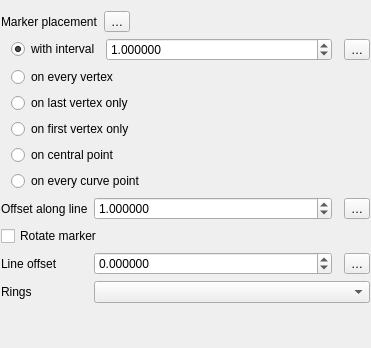
Before: the Qt Designer form src/ui/symbollayer/widget_markerline.ui in carsmie/QGIS, drawn with Qt 5.
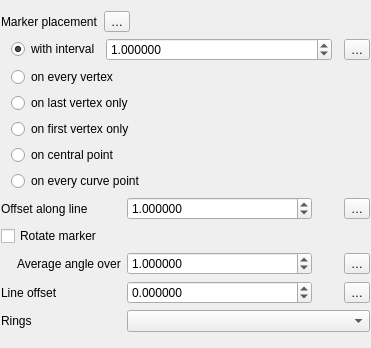
After: the same form once the commit is applied. Custom widgets are drawn as their Qt base class.

Commit message: [FEATURE] Average line angles for marker and hashed line symbology

The edit to the form file:
```diff
--- a/src/ui/symbollayer/widget_markerline.ui
+++ b/src/ui/symbollayer/widget_markerline.ui
@@ -191,7 +191,7 @@
      <property name="topMargin">
       <number>0</number>
      </property>
-     <item row="0" column="1">
+     <item row="0" column="2">
       <widget class="QgsDoubleSpinBox" name="mSpinOffsetAlongLine">
        <property name="sizePolicy">
         <sizepolicy hsizetype="Minimum" vsizetype="Fixed">
@@ -213,61 +213,37 @@
        </property>
       </widget>
      </item>
-     <item row="0" column="3">
-      <widget class="QgsPropertyOverrideButton" name="mOffsetAlongLineDDBtn">
-       <property name="text">
-        <string>…</string>
-       </property>
-      </widget>
+     <item row="4" column="2" colspan="3">
+      <widget class="QComboBox" name="mRingFilterComboBox"/>
      </item>
-     <item row="0" column="0">
-      <widget class="QLabel" name="label">
-       <property name="text">
-        <string>Offset along line</string>
-       </property>
-      </widget>
-     </item>
-     <item row="2" column="3">
+     <item row="3" column="4">
       <widget class="QgsPropertyOverrideButton" name="mLineOffsetDDBtn">
        <property name="text">
         <string>…</string>
        </property>
       </widget>
      </item>
-     <item row="0" column="2">
-      <widget class="QgsUnitSelectionWidget" name="mOffsetAlongLineUnitWidget" native="true">
-       <property name="minimumSize">
-        <size>
-         <width>0</width>
-         <height>0</height>
-        </size>
-       </property>
-       <property name="focusPolicy">
-        <enum>Qt::TabFocus</enum>
-       </property>
-      </widget>
-     </item>
-     <item row="2" column="0">
-      <widget class="QLabel" name="label_3">
-       <property name="text">
-        <string>Line offset</string>
-       </property>
-      </widget>
-     </item>
-     <item row="2" column="2">
-      <widget class="QgsUnitSelectionWidget" name="mOffsetUnitWidget" native="true">
-       <property name="minimumSize">
-        <size>
-         <width>0</width>
-         <height>0</height>
-        </size>
-       </property>
-       <property name="focusPolicy">
-        <enum>Qt::TabFocus</enum>
-       </property>
-      </widget>
-     </item>
      <item row="2" column="1">
+      <widget class="QLabel" name="label_4">
+       <property name="text">
+        <string>Average angle over</string>
+       </property>
+      </widget>
+     </item>
+     <item row="0" column="3">
+      <widget class="QgsUnitSelectionWidget" name="mOffsetAlongLineUnitWidget" native="true">
+       <property name="minimumSize">
+        <size>
+         <width>20</width>
+         <height>0</height>
+        </size>
+       </property>
+       <property name="focusPolicy">
+        <enum>Qt::TabFocus</enum>
+       </property>
+      </widget>
+     </item>
+     <item row="3" column="2">
       <widget class="QgsDoubleSpinBox" name="spinOffset">
        <property name="sizePolicy">
         <sizepolicy hsizetype="Minimum" vsizetype="Fixed">
@@ -289,23 +265,112 @@
        </property>
       </widget>
      </item>
-     <item row="1" column="0" colspan="4">
+     <item row="3" column="3">
+      <widget class="QgsUnitSelectionWidget" name="mOffsetUnitWidget" native="true">
+       <property name="minimumSize">
+        <size>
+         <width>0</width>
+         <height>0</height>
+        </size>
+       </property>
+       <property name="focusPolicy">
+        <enum>Qt::TabFocus</enum>
+       </property>
+      </widget>
+     </item>
+     <item row="2" column="3">
+      <widget class="QgsUnitSelectionWidget" name="mAverageAngleUnit" native="true">
+       <property name="minimumSize">
+        <size>
+         <width>20</width>
+         <height>0</height>
+        </size>
+       </property>
+       <property name="focusPolicy">
+        <enum>Qt::TabFocus</enum>
+       </property>
+      </widget>
+     </item>
+     <item row="2" column="4">
+      <widget class="QgsPropertyOverrideButton" name="mAverageAngleDDBtn">
+       <property name="text">
+        <string>…</string>
+       </property>
+      </widget>
+     </item>
+     <item row="0" column="4">
+      <widget class="QgsPropertyOverrideButton" name="mOffsetAlongLineDDBtn">
+       <property name="text">
+        <string>…</string>
+       </property>
+      </widget>
+     </item>
+     <item row="2" column="2">
+      <widget class="QgsDoubleSpinBox" name="mSpinAverageAngleLength">
+       <property name="sizePolicy">
+        <sizepolicy hsizetype="Minimum" vsizetype="Fixed">
+         <horstretch>1</horstretch>
+         <verstretch>0</verstretch>
+        </sizepolicy>
+       </property>
+       <property name="decimals">
+        <number>6</number>
+       </property>
+       <property name="maximum">
+        <double>10000000.000000000000000</double>
+       </property>
+       <property name="singleStep">
+        <double>0.200000000000000</double>
+       </property>
+       <property name="value">
+        <double>1.000000000000000</double>
+       </property>
+      </widget>
+     </item>
+     <item row="2" column="0">
+      <spacer name="horizontalSpacer_3">
+       <property name="orientation">
+        <enum>Qt::Horizontal</enum>
+       </property>
+       <property name="sizeType">
+        <enum>QSizePolicy::Fixed</enum>
+       </property>
+       <property name="sizeHint" stdset="0">
+        <size>
+         <width>10</width>
+         <height>20</height>
+        </size>
+       </property>
+      </spacer>
+     </item>
+     <item row="0" column="0" colspan="2">
+      <widget class="QLabel" name="label">
+       <property name="text">
+        <string>Offset along line</string>
+       </property>
+      </widget>
+     </item>
+     <item row="1" column="0" colspan="5">
       <widget class="QCheckBox" name="chkRotateMarker">
        <property name="text">
         <string>Rotate marker</string>
        </property>
       </widget>
      </item>
-     <item row="3" column="0">
+     <item row="3" column="0" colspan="2">
+      <widget class="QLabel" name="label_3">
+       <property name="text">
+        <string>Line offset</string>
+       </property>
+      </widget>
+     </item>
+     <item row="4" column="0" colspan="2">
       <widget class="QLabel" name="mRingsLabel">
        <property name="text">
         <string>Rings</string>
        </property>
       </widget>
      </item>
-     <item row="3" column="1" colspan="3">
-      <widget class="QComboBox" name="mRingFilterComboBox"/>
-     </item>
     </layout>
    </item>
   </layout>
```
Left out of the diff: 11 changed lines with no effect on the pictures. The commit also changes 24 other files.
